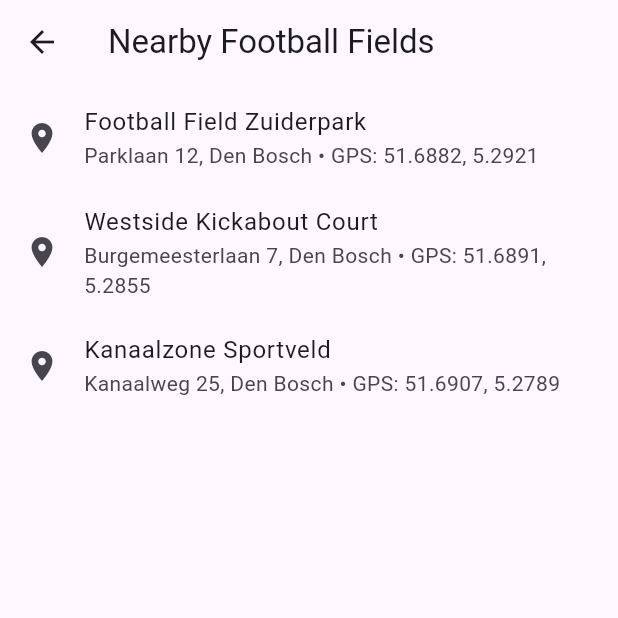
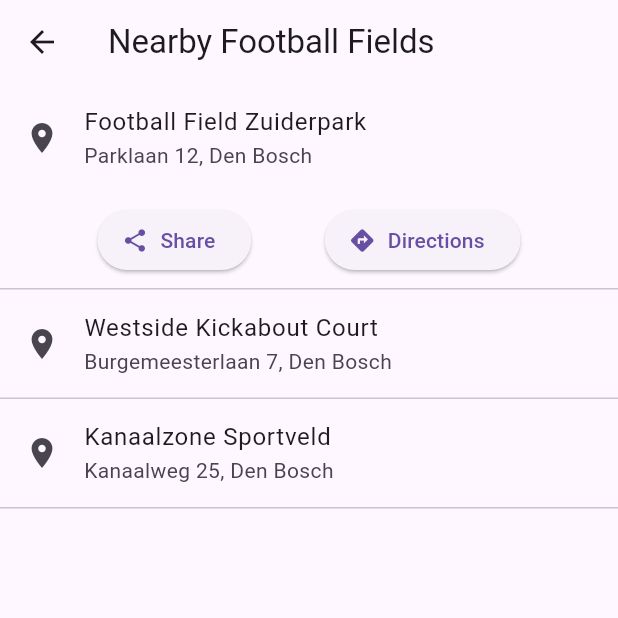
Before and after one commit to luisfilipe89/move_young, a Flutter app: the FootballFieldScreen screen opened directly, after a tap on "Football Field Zuiderpark", on a phone screen of 412 x 824 dp, the top half of it. Run offline on Flutter 3.47's test engine with Material 3 defaults, Android fonts, the phone set to English and light mode, and no system bars; our stand-ins replace share_plus.

Commit message:
Share & Directions Football

```diff
--- a/lib/screens/fields/football_field_screen.dart
+++ b/lib/screens/fields/football_field_screen.dart
@@ -1,11 +1,17 @@
 import 'package:flutter/material.dart';
 import 'package:url_launcher/url_launcher.dart';
+import 'package:share_plus/share_plus.dart';
 
-class FootballFieldScreen extends StatelessWidget {
+class FootballFieldScreen extends StatefulWidget {
   const FootballFieldScreen({super.key});
 
   @override
-  Widget build(BuildContext context) {
+  State<FootballFieldScreen> createState() => _FootballFieldScreenState();
+}
+
+class _FootballFieldScreenState extends State<FootballFieldScreen> {
+  int? _expandedIndex;
+
   final List<Map<String, String>> fields = [
     {
       'name': 'Football Field Zuiderpark',
@@ -24,39 +30,72 @@ class FootballFieldScreen extends StatelessWidget {
     },
   ];
 
+  void _openMap(String lat, String lng) async {
+    final uri = Uri.parse(
+        'https://www.google.com/maps/dir/?api=1&destination=$lat,$lng&travelmode=walking');
+    if (await canLaunchUrl(uri)) {
+      await launchUrl(uri, mode: LaunchMode.externalApplication);
+    } else {
+      throw 'Could not launch $uri';
+    }
+  }
+
+  void _shareLocation(String name, String lat, String lng) {
+    final message =
+        "Meet me at $name! 📍 https://maps.google.com/?q=$lat,$lng";
+    Share.share(message);
+  }
+
+  @override
+  Widget build(BuildContext context) {
     return Scaffold(
-      appBar: AppBar(
-        title: const Text("Nearby Football Fields"),
-      ),
+      appBar: AppBar(title: const Text("Nearby Football Fields")),
       body: ListView.builder(
         itemCount: fields.length,
         itemBuilder: (context, index) {
           final field = fields[index];
+          final isExpanded = _expandedIndex == index;
           final coords = field['gps']!.split(',');
           final lat = coords[0].trim();
           final lng = coords[1].trim();
 
-          return ListTile(
+          return Column(
+            children: [
+              ListTile(
                 leading: const Icon(Icons.location_on),
                 title: Text(field['name']!),
-            subtitle: Text("${field['address']} • GPS: ${field['gps']}"),
+                subtitle: Text(field['address']!),
                 onTap: () {
-              _openMap(lat, lng);
+                  setState(() {
+                    _expandedIndex = isExpanded ? null : index;
+                  });
                 },
+              ),
+              if (isExpanded)
+                Padding(
+                  padding:
+                      const EdgeInsets.symmetric(horizontal: 16, vertical: 8),
+                  child: Row(
+                    mainAxisAlignment: MainAxisAlignment.spaceEvenly,
+                    children: [
+                      ElevatedButton.icon(
+                        icon: const Icon(Icons.share),
+                        label: const Text("Share"),
+                        onPressed: () => _shareLocation(field['name']!, lat, lng),
+                      ),
+                      ElevatedButton.icon(
+                        icon: const Icon(Icons.directions),
+                        label: const Text("Directions"),
+                        onPressed: () => _openMap(lat, lng),
+                      ),
+                    ],
+                  ),
+                ),
+              const Divider(height: 1),
+            ],
           );
         },
       ),
     );
   }
 }
-
-Future<void> _openMap(String lat, String lng) async {
-  final uri = Uri.parse(
-    'https://www.google.com/maps/dir/?api=1&destination=$lat,$lng&travelmode=walking',
-  );
-  if (await canLaunchUrl(uri)) {
-    await launchUrl(uri, mode: LaunchMode.externalApplication);
-  } else {
-    throw 'Could not launch $uri';
-  }
-}
--- a/pubspec.yaml
+++ b/pubspec.yaml
@@ -35,6 +35,7 @@ dependencies:
   # Use with the CupertinoIcons class for iOS style icons.
   cupertino_icons: ^1.0.8
   url_launcher: ^6.2.5
+  share_plus: ^7.2.1
 dev_dependencies:
   flutter_test:
     sdk: flutter
```
Also changed, not shown: pubspec.lock, 3 other files. Lines whose indentation alone changed are shown as unchanged.
